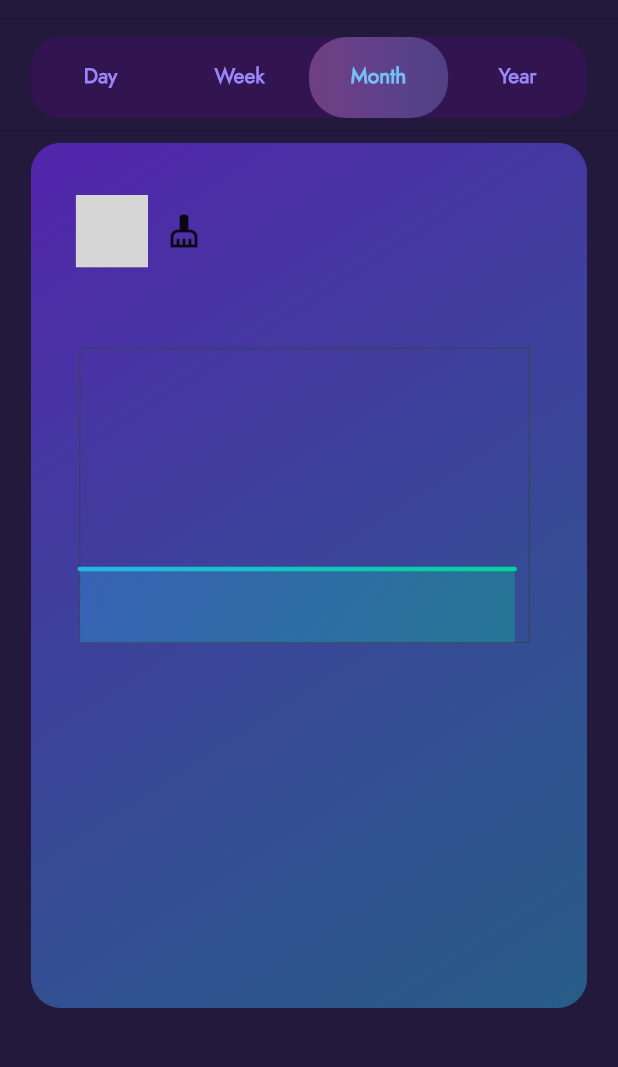
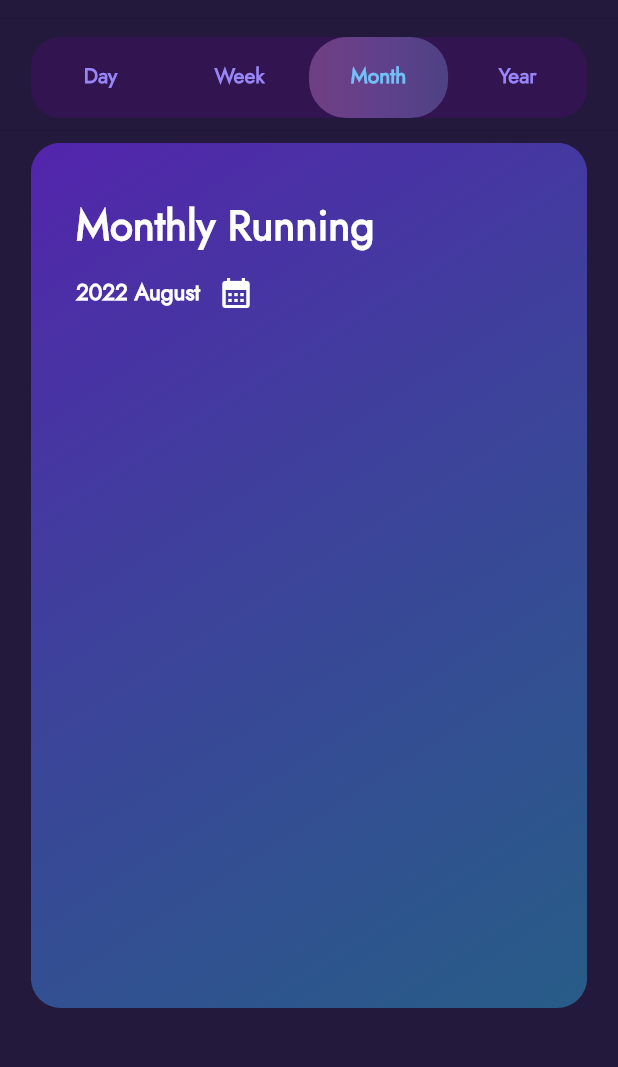
Before and after one commit to isaccKim/HRC_Project, a Flutter app: the DashBoard screen opened directly, tab 3 chosen, on a phone screen of 412 x 824 dp, the part 111-1178 px from its top. Run offline on Flutter 3.47's test engine with Material 2 defaults, Android fonts, the phone set to English and light mode, and no system bars; drawn by our look-alikes of fl_chart; our stand-ins replace carousel_slider, cloud_firestore, firebase_auth, firebase_core, firebase_storage, flutter_svg and 14 more; missing offline and left inert: back_button_interceptor, dart:ffi, gradient_ui_widgets, month_picker_dialog_2, shake; accounts and stored records are empty; grey boxes are pictures that could not be loaded.

Commit message:
DashBoard update
 - pub file update : month picker dialog 추가
 - DashBoard : monthly widget 수정 : month picker icon 추가

```diff
--- a/hrc_project/lib/dashboard/dashboard_main.dart
+++ b/hrc_project/lib/dashboard/dashboard_main.dart
@@ -110,7 +110,7 @@ class _DashBoardState extends State<DashBoard> {
                     children: [
                       DailyMain(),
                       Weekly(),
-                      MainBox.getContainer(Monthly()),
+                      Monthly(),
                       MainBox.getContainer(Yearly()),
                     ],
                   ),
--- a/hrc_project/lib/dashboard/record/monthly.dart
+++ b/hrc_project/lib/dashboard/record/monthly.dart
@@ -2,6 +2,17 @@ import 'package:flutter/material.dart';
 import 'package:gradient_ui_widgets/gradient_ui_widgets.dart' as grad;
 import 'package:fl_chart/fl_chart.dart';
 import 'dart:math';
+
+import 'package:hrc_project/dashboard/widget_source/source.dart';
+import 'package:intl/intl.dart';
+import 'package:month_picker_dialog_2/month_picker_dialog.dart';
+
+DateTime currnetTime = DateTime.now();
+
+String monthlyFormat(DateTime t) {
+  var text = DateFormat('yyyy MMMM');
+  return text.format(t);
+}
 
 class Monthly extends StatefulWidget {
   Monthly({Key? key}) : super(key: key);
@@ -11,9 +22,13 @@ class Monthly extends StatefulWidget {
 }
 
 class _MonthlyState extends State<Monthly> {
+  DateTime? _selected;
   @override
   Widget build(BuildContext context) {
-    return Column(
+    return Container(
+      decoration: boxdeco,
+      height: MediaQuery.of(context).size.height * 0.64,
+      child: Column(
         crossAxisAlignment: CrossAxisAlignment.start,
         children: [
           Padding(
@@ -21,317 +36,86 @@ class _MonthlyState extends State<Monthly> {
               left: 30,
               top: 35,
             ),
-          child: Row(
+            child: Column(
+              crossAxisAlignment: CrossAxisAlignment.start,
               children: [
-              grad.GradientText(
+                // ignore: prefer_const_constructors
+                Text(
                   style: const TextStyle(
+                    color: Colors.white,
                     fontSize: 28,
                     fontWeight: FontWeight.bold,
                   ),
-                'Monthly Running',
-                gradient: const LinearGradient(colors: [
-                  Color.fromRGBO(255, 255, 255, 1),
-                  Color.fromRGBO(255, 255, 255, 1),
-                  Color.fromARGB(79, 195, 159, 231)
-                ], begin: Alignment.topCenter, end: Alignment.bottomCenter),
+                  'Monthly Running ',
                 ),
-              IconButton(
+                Row(
+                  mainAxisAlignment: MainAxisAlignment.start,
+                  children: [
+                    if (_selected == null)
+                      Text(
+                          style: const TextStyle(
+                            fontSize: 15,
+                            fontWeight: FontWeight.bold,
+                            color: Colors.white,
+                          ),
+                          monthlyFormat(DateTime.now()))
+                    else
+                      Text(
+                        style: const TextStyle(
+                          fontSize: 15,
+                          fontWeight: FontWeight.bold,
+                          color: Colors.white,
+                        ),
+                        monthlyFormat(_selected!),
+                      ),
+                    // month selector icon button
+                    Builder(
+                      builder: (context) => IconButton(
                         onPressed: () {
+                          showMonthPicker(
+                            context: context,
+                            firstDate: DateTime(DateTime.now().year - 1),
+                            lastDate: DateTime(DateTime.now().year + 1),
+                            initialDate: _selected ?? DateTime.now(),
+                          ).then((date) {
+                            if (date != null) {
                               setState(() {
-                      months = [];
-                      weekly_sum = 0;
+                                _selected = date;
+                              });
+                            }
                           });
                         },
-                  icon: Icon(Icons.cleaning_services))
+                        icon: Icon(
+                          Icons.calendar_month,
+                          color: Colors.white,
+                        ),
+                      ),
+                    ),
+                  ],
+                ),
               ],
             ),
           ),
-        const SizedBox(
-          height: 30,
-        ),
-        Padding(
-          padding: EdgeInsets.symmetric(
-            horizontal: MediaQuery.of(context).size.width * 0.05,
-          ),
-          child: MonthlyChart(),
-        ),
-      ],
-    );
-  }
-}
-
-class MonthlyRecord extends StatefulWidget {
-  MonthlyRecord({Key? key}) : super(key: key);
-
-  @override
-  State<MonthlyRecord> createState() => _MonthlyRecordState();
-}
-
-class _MonthlyRecordState extends State<MonthlyRecord> {
-  final TextStyle _textStyle = TextStyle(
-    color: Colors.white.withOpacity(0.9),
-    fontWeight: FontWeight.bold,
-    fontSize: 13,
-  );
-
-  @override
-  Widget build(BuildContext context) {
-    //image
-    Image Distance = Image.asset('image/distance.png',
-        width: MediaQuery.of(context).size.width * 0.1,
-        height: MediaQuery.of(context).size.width * 0.1);
-
-    Image Running_duration = Image.asset('image/hourglass.png',
-        color: Colors.black.withOpacity(0.7),
-        width: MediaQuery.of(context).size.width * 0.1,
-        height: MediaQuery.of(context).size.width * 0.1);
-
-    Image Running_pace = Image.asset('image/running-shoe.png',
-        color: Colors.black.withOpacity(0.7),
-        width: MediaQuery.of(context).size.width * 0.1,
-        height: MediaQuery.of(context).size.width * 0.1);
-
-    return Container(
-      padding: EdgeInsets.only(top: MediaQuery.of(context).size.height * 0.01),
-      width: MediaQuery.of(context).size.width * 0.95,
-      height: MediaQuery.of(context).size.height * 0.16,
-      decoration: BoxDecoration(
-        gradient: LinearGradient(
-          colors: [
-            const Color.fromARGB(179, 100, 40, 211).withOpacity(0.74),
-            const Color.fromARGB(145, 43, 143, 193)
-          ],
-          begin: Alignment.topLeft,
-          end: Alignment.bottomRight,
-        ),
-        color: Colors.amber.shade100,
-        borderRadius: const BorderRadius.all(
-          Radius.circular(20.0),
-        ),
-      ),
-      child: Column(
-        children: [
-          const Text(
-            'Test',
-            style: TextStyle(color: Color.fromARGB(255, 255, 255, 255)),
-          ),
-          Divider(height: MediaQuery.of(context).size.height * 0.025),
-          Row(
-            mainAxisAlignment: MainAxisAlignment.spaceEvenly,
-            children: [
-              Row(
-                children: [
-                  Distance,
-                  const Divider(
-                    indent: 10,
-                  ),
-                  Text(
-                    '${weekly_sum} km',
-                    style: _textStyle,
-                  ),
-                ],
-              ),
-              Row(
-                children: [
-                  Running_duration,
-                  const Divider(),
-                  Text(
-                    '00:00:12',
-                    style: _textStyle,
-                  ),
-                ],
-              ),
-              Row(
-                children: [
-                  Running_pace,
-                  const Divider(
-                    indent: 10,
-                  ),
-                  Text(
-                    '5\'22\'\'',
-                    style: _textStyle,
-                  ),
-                ],
-              )
-            ],
-          )
         ],
       ),
     );
   }
+
+//   Future _onPressed({
+//     required BuildContext context,
+//     String? locale,
+//   }) async {
+//     final localeObj = locale != null ? Locale(locale) : null;
+//     DateTime? selectedMonth = await showMonthYearPicker(
+//         context: context,
+//         locale: localeObj,
+//         initialDate: _selected ?? DateTime.now(),
+//         firstDate: DateTime(2022),
+//         lastDate: DateTime(2030));
+//     if (selectedMonth != null) {
+//       setState(() {
+//         _selected = selectedMonth;
+//       });
+//     }
+//   }
 }
-
-class MonthlyChart extends StatefulWidget {
-  const MonthlyChart({Key? key}) : super(key: key);
-
-  @override
-  _MonthlyChartState createState() => _MonthlyChartState();
-}
-
-class _MonthlyChartState extends State<MonthlyChart> {
-  List<Color> gradientColors = [
-    const Color(0xff23b6e6),
-    const Color(0xff02d39a),
-  ];
-
-  randomDataCreate() {
-    for (int i = 0; i < 31; i++) {
-      int test = Random().nextInt(10);
-      test = test < 5 ? test + 3 : test;
-      weekly_sum += test;
-      months.add(FlSpot(i.toDouble(), test.toDouble()));
-    }
-  }
-
-  @override
-  Widget build(BuildContext context) {
-    return Stack(
-      children: <Widget>[
-        AspectRatio(
-          aspectRatio: 1.42,
-          child: Container(
-            decoration:
-                const BoxDecoration(color: Color.fromARGB(0, 255, 255, 255)),
-            child: Padding(
-              padding: const EdgeInsets.only(
-                  right: 18.0, left: 12.0, top: 24, bottom: 12),
-              child: LineChart(
-                mainData(),
-              ),
-            ),
-          ),
-        ),
-      ],
-    );
-  }
-
-  Widget bottomTitleWidgets(double value, TitleMeta meta) {
-    const style = TextStyle(
-      color: Color.fromARGB(255, 234, 241, 247),
-      fontWeight: FontWeight.bold,
-      fontSize: 15,
-    );
-    Widget text;
-    switch (value.toInt()) {
-      default:
-        text = const Text('', style: style);
-        break;
-    }
-
-    return SideTitleWidget(
-      axisSide: meta.axisSide,
-      space: 8.0,
-      child: text,
-    );
-  }
-
-  Widget leftTitleWidgets(double value, TitleMeta meta) {
-    const style = TextStyle(
-      color: Color.fromARGB(255, 234, 241, 247),
-      fontWeight: FontWeight.bold,
-      fontSize: 15,
-    );
-    String text;
-    switch (value.toInt()) {
-      case 1:
-        text = '10K';
-        break;
-      case 3:
-        text = '30k';
-        break;
-      case 5:
-        text = '50k';
-        break;
-      default:
-        return Container();
-    }
-
-    return Text(text, style: style, textAlign: TextAlign.left);
-  }
-
-  LineChartData mainData() {
-    randomDataCreate();
-    return LineChartData(
-      gridData: FlGridData(
-        show: true,
-        drawVerticalLine: true,
-        horizontalInterval: 1,
-        verticalInterval: 2,
-        getDrawingHorizontalLine: (value) {
-          return FlLine(
-            color: Color.fromARGB(0, 255, 255, 255),
-            strokeWidth: 1,
-          );
-        },
-        getDrawingVerticalLine: (value) {
-          return FlLine(
-            color: Color.fromARGB(0, 255, 255, 255),
-            strokeWidth: 2,
-          );
-        },
-      ),
-      titlesData: FlTitlesData(
-        show: true,
-        rightTitles: AxisTitles(
-          sideTitles: SideTitles(showTitles: false),
-        ),
-        topTitles: AxisTitles(
-          sideTitles: SideTitles(showTitles: false),
-        ),
-        bottomTitles: AxisTitles(
-          sideTitles: SideTitles(
-            showTitles: false,
-            reservedSize: 30,
-            interval: 1,
-            getTitlesWidget: bottomTitleWidgets,
-          ),
-        ),
-        leftTitles: AxisTitles(
-          sideTitles: SideTitles(
-            showTitles: false,
-            interval: 1,
-            getTitlesWidget: leftTitleWidgets,
-            reservedSize: 42,
-          ),
-        ),
-      ),
-      borderData: FlBorderData(
-          show: true,
-          border: Border.all(color: const Color(0xff37434d), width: 0)),
-      minX: 0,
-      maxX: 31,
-      minY: 0,
-      maxY: 12,
-      lineBarsData: [
-        LineChartBarData(
-          spots: months,
-          isCurved: true,
-          gradient: LinearGradient(
-            colors: gradientColors,
-            begin: Alignment.centerLeft,
-            end: Alignment.centerRight,
-          ),
-          barWidth: 3,
-          isStrokeCapRound: true,
-          dotData: FlDotData(
-            show: false,
-          ),
-          belowBarData: BarAreaData(
-            show: true,
-            gradient: LinearGradient(
-              colors: gradientColors
-                  .map((color) => color.withOpacity(0.3))
-                  .toList(),
-              begin: Alignment.centerLeft,
-              end: Alignment.centerRight,
-            ),
-          ),
-        ),
-      ],
-    );
-  }
-}
-
-List<FlSpot> months = [];
-
-double weekly_sum = 0;
--- a/hrc_project/pubspec.yaml
+++ b/hrc_project/pubspec.yaml
@@ -59,6 +59,8 @@ dependencies:
   smooth_page_indicator: ^1.0.0+2
   shake: ^2.1.0
   percent_indicator: ^4.2.2
+  month_picker_dialog_2: ^0.5.4+1
+
 
 
 dev_dependencies:
```
Also changed, not shown: hrc_project/pubspec.lock. Lines whose indentation alone changed are shown as unchanged.
